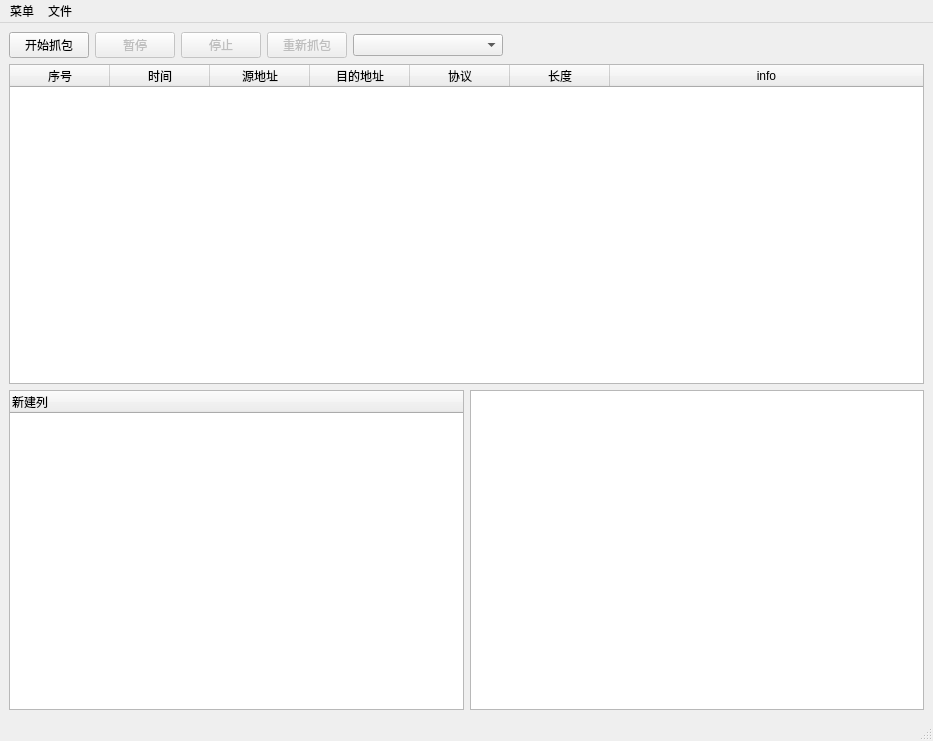
Before: the Qt Designer form MainWindow.ui in CryingCarp/Sniffer, drawn with Qt 5.
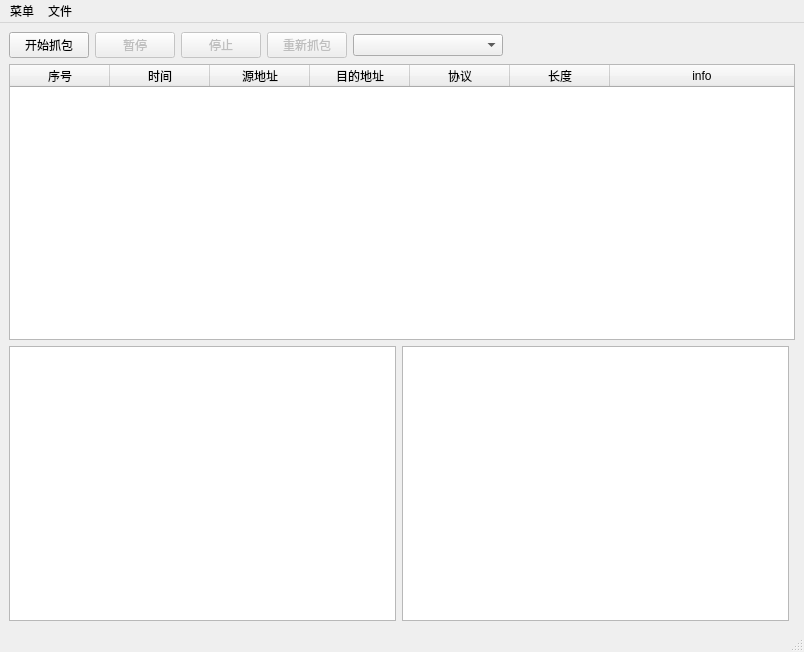
After: the same form once the commit is applied.

Commit message: 可以成功在窗口展示抓取的选择的数据包

```diff
--- a/MainWindow.ui
+++ b/MainWindow.ui
@@ -6,8 +6,8 @@
    <rect>
     <x>0</x>
     <y>0</y>
-    <width>933</width>
-    <height>741</height>
+    <width>804</width>
+    <height>652</height>
    </rect>
   </property>
   <property name="sizePolicy">
@@ -29,7 +29,88 @@
    <layout class="QHBoxLayout" name="horizontalLayout_2">
     <item>
      <layout class="QGridLayout" name="gridLayout">
-      <item row="0" column="0" colspan="2">
+      <item row="4" column="1">
+       <widget class="QTextBrowser" name="hex_browser"/>
+      </item>
+      <item row="4" column="0">
+       <widget class="QTextBrowser" name="packet_browser"/>
+      </item>
+      <item row="1" column="0" colspan="3">
+       <widget class="QTableWidget" name="captured_view">
+        <property name="editTriggers">
+         <set>QAbstractItemView::NoEditTriggers</set>
+        </property>
+        <property name="alternatingRowColors">
+         <bool>true</bool>
+        </property>
+        <property name="selectionMode">
+         <enum>QAbstractItemView::SingleSelection</enum>
+        </property>
+        <property name="showGrid">
+         <bool>false</bool>
+        </property>
+        <property name="sortingEnabled">
+         <bool>true</bool>
+        </property>
+        <property name="rowCount">
+         <number>0</number>
+        </property>
+        <attribute name="horizontalHeaderVisible">
+         <bool>true</bool>
+        </attribute>
+        <attribute name="horizontalHeaderMinimumSectionSize">
+         <number>25</number>
+        </attribute>
+        <attribute name="horizontalHeaderStretchLastSection">
+         <bool>true</bool>
+        </attribute>
+        <attribute name="verticalHeaderVisible">
+         <bool>false</bool>
+        </attribute>
+        <attribute name="verticalHeaderMinimumSectionSize">
+         <number>20</number>
+        </attribute>
+        <attribute name="verticalHeaderDefaultSectionSize">
+         <number>25</number>
+        </attribute>
+        <column>
+         <property name="text">
+          <string>序号</string>
+         </property>
+        </column>
+        <column>
+         <property name="text">
+          <string>时间</string>
+         </property>
+        </column>
+        <column>
+         <property name="text">
+          <string>源地址</string>
+         </property>
+        </column>
+        <column>
+         <property name="text">
+          <string>目的地址</string>
+         </property>
+        </column>
+        <column>
+         <property name="text">
+          <string>协议</string>
+         </property>
+        </column>
+        <column>
+         <property name="text">
+          <string>长度</string>
+         </property>
+        </column>
+        <column>
+         <property name="text">
+          <string>info</string>
+         </property>
+        </column>
+       </widget>
+      </item>
+      <item row="0" column="0" colspan="3">
        <layout class="QHBoxLayout" name="horizontalLayout">
         <item>
          <widget class="QPushButton" name="sniff_button">
@@ -99,120 +180,6 @@
         </item>
        </layout>
       </item>
-      <item row="4" column="0">
-       <widget class="QTreeWidget" name="packet_view">
-        <property name="mouseTracking">
-         <bool>true</bool>
-        </property>
-        <property name="editTriggers">
-         <set>QAbstractItemView::NoEditTriggers</set>
-        </property>
-        <property name="alternatingRowColors">
-         <bool>true</bool>
-        </property>
-        <property name="selectionMode">
-         <enum>QAbstractItemView::SingleSelection</enum>
-        </property>
-        <property name="uniformRowHeights">
-         <bool>true</bool>
-        </property>
-        <property name="allColumnsShowFocus">
-         <bool>true</bool>
-        </property>
-        <attribute name="headerVisible">
-         <bool>true</bool>
-        </attribute>
-        <attribute name="headerMinimumSectionSize">
-         <number>100</number>
-        </attribute>
-        <attribute name="headerHighlightSections">
-         <bool>true</bool>
-        </attribute>
-        <column>
-         <property name="text">
-          <string>新建列</string>
-         </property>
-        </column>
-       </widget>
-      </item>
-      <item row="4" column="1">
-       <widget class="QColumnView" name="hex_view"/>
-      </item>
-      <item row="1" column="0" colspan="2">
-       <widget class="QTableWidget" name="captured_view">
-        <property name="editTriggers">
-         <set>QAbstractItemView::NoEditTriggers</set>
-        </property>
-        <property name="alternatingRowColors">
-         <bool>true</bool>
-        </property>
-        <property name="selectionMode">
-         <enum>QAbstractItemView::SingleSelection</enum>
-        </property>
-        <property name="showGrid">
-         <bool>false</bool>
-        </property>
-        <property name="sortingEnabled">
-         <bool>true</bool>
-        </property>
-        <property name="rowCount">
-         <number>0</number>
-        </property>
-        <attribute name="horizontalHeaderVisible">
-         <bool>true</bool>
-        </attribute>
-        <attribute name="horizontalHeaderMinimumSectionSize">
-         <number>25</number>
-        </attribute>
-        <attribute name="horizontalHeaderStretchLastSection">
-         <bool>true</bool>
-        </attribute>
-        <attribute name="verticalHeaderVisible">
-         <bool>false</bool>
-        </attribute>
-        <attribute name="verticalHeaderMinimumSectionSize">
-         <number>20</number>
-        </attribute>
-        <attribute name="verticalHeaderDefaultSectionSize">
-         <number>25</number>
-        </attribute>
-        <column>
-         <property name="text">
-          <string>序号</string>
-         </property>
-        </column>
-        <column>
-         <property name="text">
-          <string>时间</string>
-         </property>
-        </column>
-        <column>
-         <property name="text">
-          <string>源地址</string>
-         </property>
-        </column>
-        <column>
-         <property name="text">
-          <string>目的地址</string>
-         </property>
-        </column>
-        <column>
-         <property name="text">
-          <string>协议</string>
-         </property>
-        </column>
-        <column>
-         <property name="text">
-          <string>长度</string>
-         </property>
-        </column>
-        <column>
-         <property name="text">
-          <string>info</string>
-         </property>
-        </column>
-       </widget>
-      </item>
      </layout>
     </item>
    </layout>
@@ -222,7 +189,7 @@
     <rect>
      <x>0</x>
      <y>0</y>
-     <width>933</width>
+     <width>804</width>
      <height>21</height>
     </rect>
    </property>
```
The commit also changes 3 other files.
